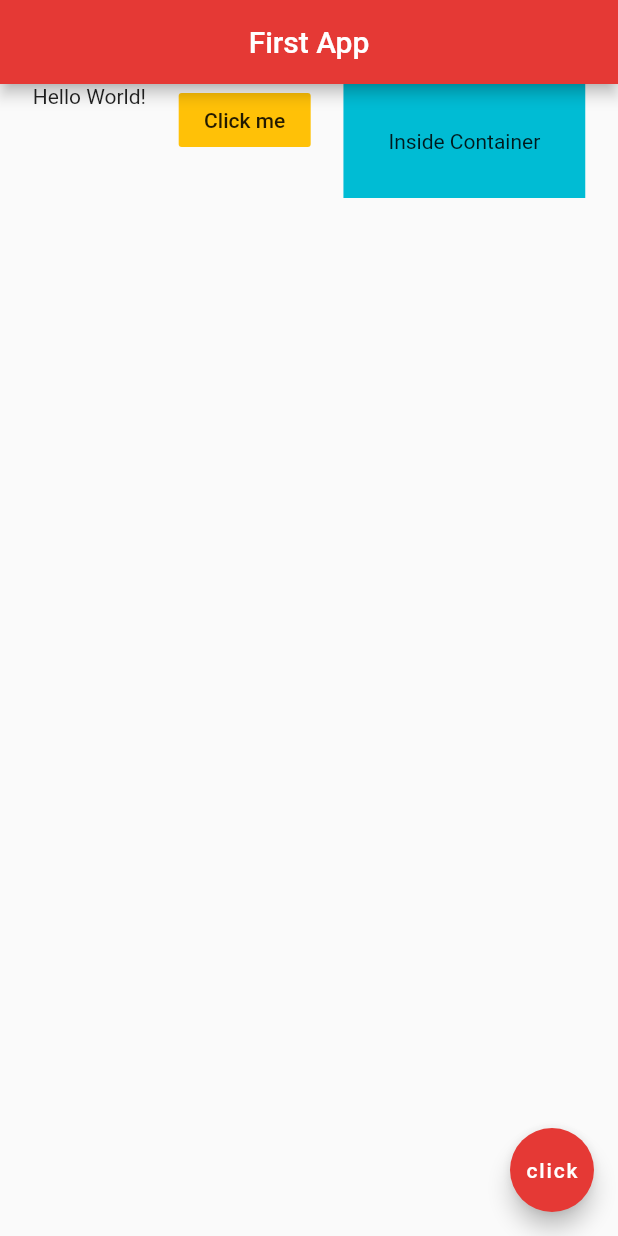
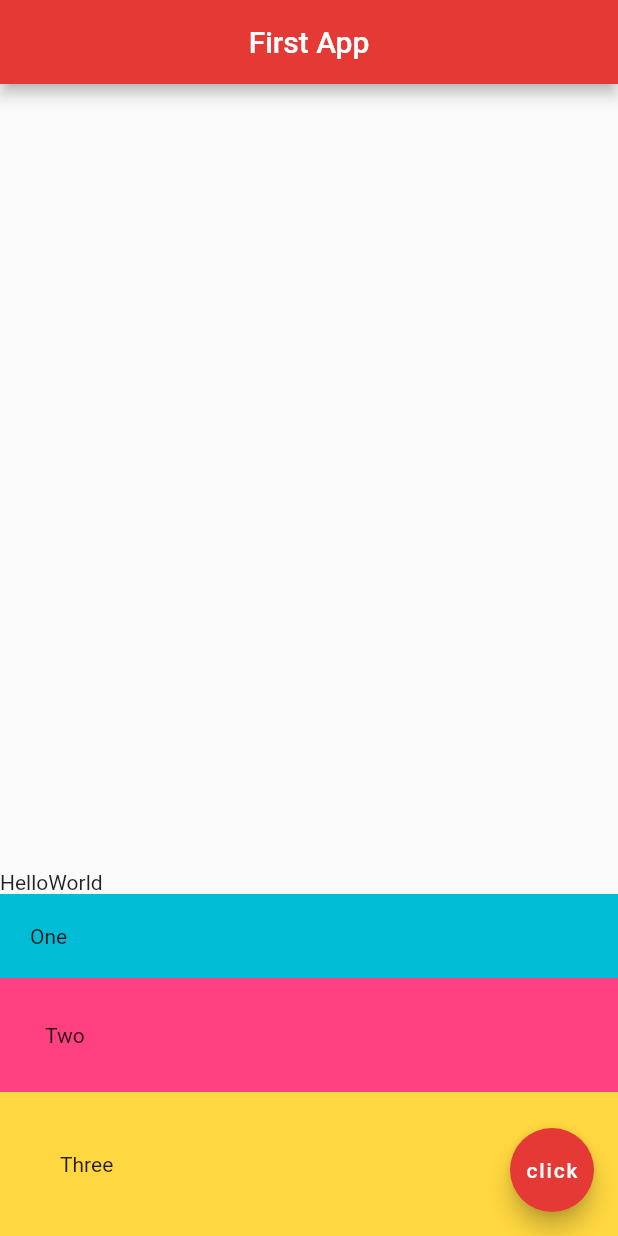
Before and after one commit to Davisdavy/flutter-test, a Flutter app: the screen it shows after launch, on a phone screen of 412 x 824 dp. Run offline on Flutter 3.47's test engine with Material 2 defaults, Android fonts, the phone set to English and light mode, and no system bars.

Commit message:
Add Rows

```diff
--- a/lib/main.dart
+++ b/lib/main.dart
@@ -16,20 +16,31 @@ class Home extends StatelessWidget {
         centerTitle: true,
         backgroundColor: Colors.red[600],
       ),
-      body: Row(
-        mainAxisAlignment: MainAxisAlignment.spaceEvenly,
-        crossAxisAlignment: CrossAxisAlignment.start,
+      body: Column(
+        mainAxisAlignment: MainAxisAlignment.end,
+        crossAxisAlignment: CrossAxisAlignment.stretch,
         children: <Widget>[
-          Text('Hello World!'),
-          FlatButton(
-            onPressed: (){},
-            color: Colors.amber,
-            child: Text('Click me'),
+
+          Row(
+            children: <Widget>[
+              Text('Hello'),
+              Text('World'),
+            ],
           ),
           Container(
+            padding: EdgeInsets.all(20.0),
             color: Colors.cyan,
+            child: Text('One'),
+          ),
+          Container(
             padding: EdgeInsets.all(30.0),
-            child: Text('Inside Container'),
+            color: Colors.pinkAccent,
+            child: Text('Two'),
+          ),
+          Container(
+            padding: EdgeInsets.all(40.0),
+            color: Colors.amberAccent,
+            child: Text('Three'),
           ),
         ],
       ),
```
